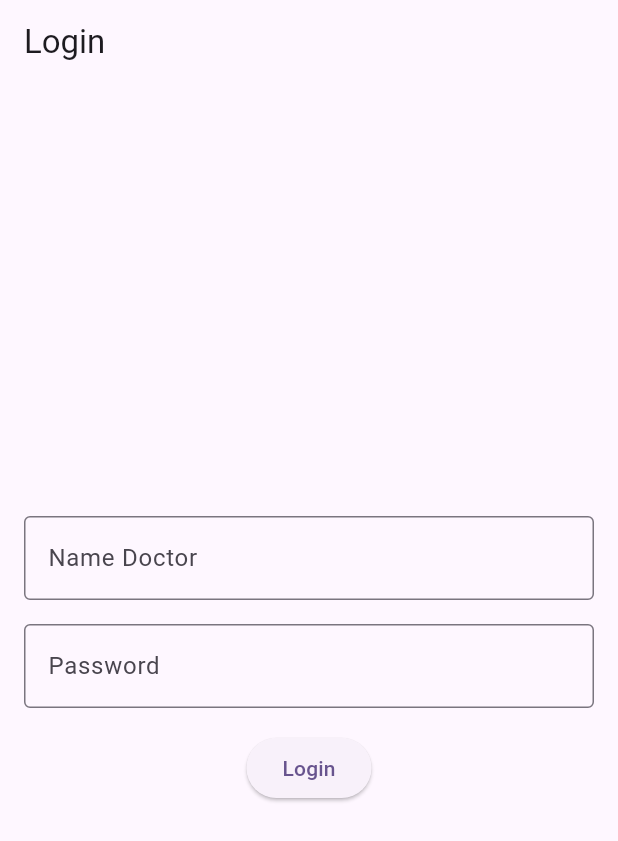
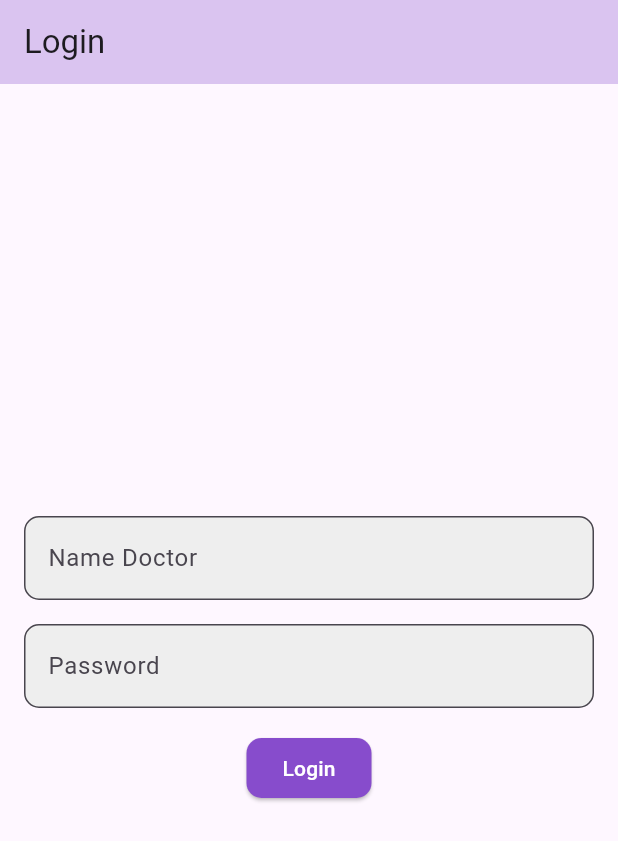
Before and after one commit to bagussatt/Hospital-Speech-to-Text, a Flutter app: the screen it shows after launch, on a phone screen of 412 x 824 dp. Shown: the top 841 px of the screen. Run offline on Flutter 3.47's test engine with Material 3 defaults, Android fonts, the light colour scheme and no system bars; our stand-ins replace speech_to_text.

Commit message:
Updated login page UI, added profile page import

```diff
--- a/lib/screens/login_page.dart
+++ b/lib/screens/login_page.dart
@@ -20,6 +20,7 @@ class _LoginPageState extends State<LoginPage> {
     return Scaffold(
       appBar: AppBar(
         title: const Text('Login'),
+        backgroundColor: Color.fromRGBO(135, 76, 204, 0.3),
       ),
       body: Center(
         child: SingleChildScrollView(
@@ -31,9 +32,13 @@ class _LoginPageState extends State<LoginPage> {
               children: [
                 TextFormField(
                   controller: namadoc,
-                  decoration: const InputDecoration(
+                  decoration: InputDecoration(
                     labelText: 'Name Doctor',
-                    border: OutlineInputBorder(),
+                    border: OutlineInputBorder(
+                      borderRadius: BorderRadius.circular(10.0),
+                    ),
+                    fillColor: Colors.grey[200],
+                    filled: true,
                   ),
                   validator: (value) {
                     if (value == null || value.isEmpty) {
@@ -45,9 +50,13 @@ class _LoginPageState extends State<LoginPage> {
                 const SizedBox(height: 16),
                 TextFormField(
                   obscureText: true, // Menyembunyikan input password
-                  decoration: const InputDecoration(
+                  decoration: InputDecoration(
                     labelText: 'Password',
-                    border: OutlineInputBorder(),
+                    border: OutlineInputBorder(
+                      borderRadius: BorderRadius.circular(10.0),
+                    ),
+                    fillColor: Colors.grey[200],
+                    filled: true,
                   ),
                   validator: (value) {
                     if (value == null || value.isEmpty) {
@@ -69,7 +78,16 @@ class _LoginPageState extends State<LoginPage> {
                       );
                     }
                   },
-                  child: const Text('Login'),
+                  child: const Text(
+                    'Login',
+                    style: TextStyle(color: Colors.white),
+                  ),
+                  style: ElevatedButton.styleFrom(
+                    backgroundColor: Color.fromRGBO(135, 76, 204, 1),
+                    shape: const RoundedRectangleBorder(
+                      borderRadius: BorderRadius.all(Radius.circular(10.0)),
+                    ),
+                  ),
                 ),
               ],
             ),
```
